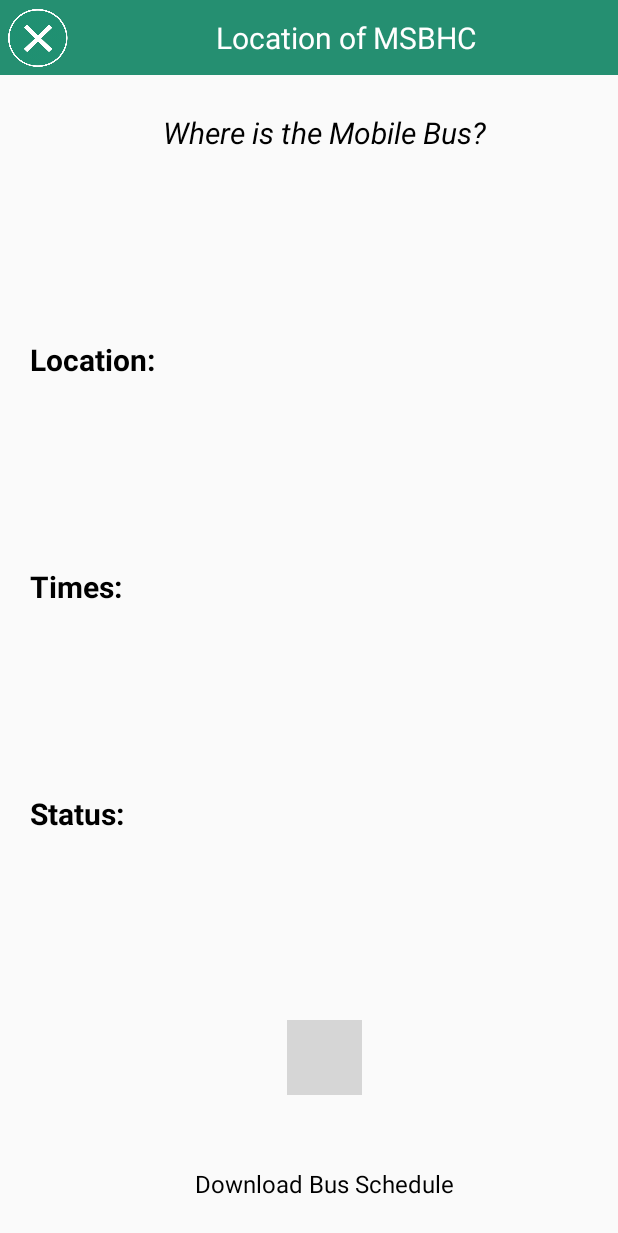
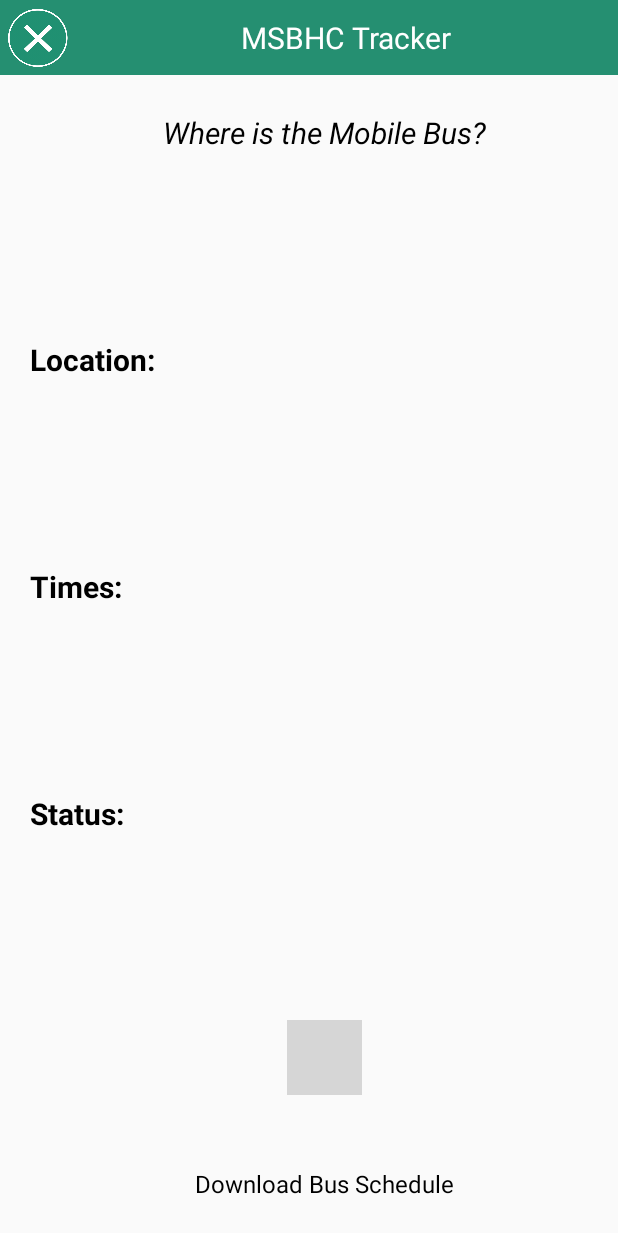
Before and after one commit to erodedpretzel/ProHealth2, an Android app: the layout tracker_dialog.xml on its own in the app's theme, with its tools: preview values and no code run, on a phone screen of 412 x 824 dp. Shown: the top 1233 px of the screen. Run offline under Robolectric (Android 15) with nearby library versions, the phone set to English and light mode, and no system bars; grey boxes are pictures that could not be loaded.

Commit message:
More cleanup and tracker bugs found but fixed.

```diff
--- a/app/src/main/res/drawable/fancy_spinner_bg.xml
+++ b/app/src/main/res/drawable/fancy_spinner_bg.xml
@@ -5,7 +5,7 @@
         <item><shape>
             <gradient android:angle="90" android:endColor="#ffffff" android:startColor="#ffffff" android:type="linear" />
 
-            <stroke android:width="1dp" android:color="#504a4b" />
+            <stroke android:width="2dp" android:color="#504a4b" />
 
             <corners android:radius="5dp" />
 
--- a/app/src/main/res/layout/tracker_dialog.xml
+++ b/app/src/main/res/layout/tracker_dialog.xml
@@ -84,7 +84,7 @@
 
             grid:layout_columnWeight="1"
             grid:layout_rowWeight="1"
-            grid:layout_gravity="center"
+            grid:layout_gravity="center|top"
             />
         <TextView
             android:layout_width="wrap_content"
@@ -107,7 +107,7 @@
 
             grid:layout_columnWeight="1"
             grid:layout_rowWeight="1"
-            grid:layout_gravity="center"
+            grid:layout_gravity="center|top"
             />
         <TextView
             android:layout_width="wrap_content"
@@ -130,7 +130,7 @@
 
             grid:layout_columnWeight="1"
             grid:layout_rowWeight="1"
-            grid:layout_gravity="center"
+            grid:layout_gravity="center|top"
             />
         <ImageView
             android:id="@+id/buttonTrackerScheduleDownload"
@@ -142,7 +142,7 @@
             grid:layout_columnWeight="1"
             grid:layout_rowWeight="1"
             grid:layout_gravity="center"
-            android:src="@drawable/download_button_off"
+            android:src="@drawable/download_button"
             />
         <TextView
             android:layout_width="wrap_content"
--- a/app/src/main/res/values/strings.xml
+++ b/app/src/main/res/values/strings.xml
@@ -28,7 +28,7 @@
     <string name="title_activity_programs">Programs</string>
     <string name="title_activity_splash_screen">SplashScreen</string>
     <string name="trackerTitleText">Where is the Mobile Bus?</string>
-    <string name="trackerDescription">Location of MSBHC</string>
+    <string name="trackerDescription">MSBHC Tracker</string>
     <string name="trackerLocationText">Location:</string>
     <string name="trackerTimes">Times:</string>
     <string name="trackerStatus">Status:</string>
```
Also changed, not shown: app/src/main/java/vpchc/prohealth/MainActivity.java (+10 -6 lines), app/src/main/res/drawable/call_off.png, app/src/main/res/drawable/dropdown_arrow.png, app/src/main/res/drawable/facebook_off.png, app/src/main/res/drawable/facebook_on.png, app/src/main/res/drawable/jobs_off.png, app/src/main/res/drawable/jobs_on.png, app/src/main/res/drawable/portal_off.png, app/src/main/res/drawable/portal_on.png, app/src/main/res/drawable/tracker_off.png, app/src/main/res/drawable/tracker_on.png.
